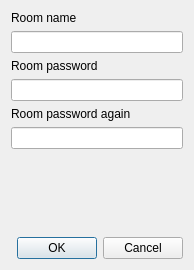
Qt form GUI/addroom.ui (Asalle/SharedClipboard) before a commit.
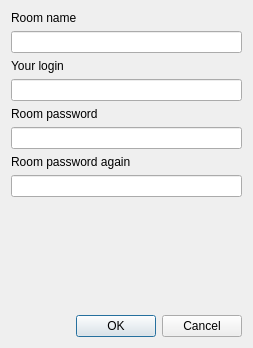
The same form after that commit.

The edit to the form file:
```diff
--- a/GUI/addroom.ui
+++ b/GUI/addroom.ui
@@ -6,8 +6,8 @@
    <rect>
     <x>0</x>
     <y>0</y>
-    <width>194</width>
-    <height>270</height>
+    <width>253</width>
+    <height>348</height>
    </rect>
   </property>
   <property name="windowTitle">
@@ -26,6 +26,16 @@
      <item>
       <widget class="QLineEdit" name="name"/>
      </item>
+     <item>
+      <widget class="QLabel" name="label_4">
+       <property name="text">
+        <string>Your login</string>
+       </property>
+      </widget>
+     </item>
+     <item>
+      <widget class="QLineEdit" name="loginLineEdit"/>
+     </item>
      <item>
       <widget class="QLabel" name="label_2">
        <property name="text">
@@ -48,6 +58,13 @@
      </item>
     </layout>
    </item>
+   <item>
+    <widget class="QLabel" name="errorLabel">
+     <property name="text">
+      <string/>
+     </property>
+    </widget>
+   </item>
    <item>
     <spacer name="verticalSpacer">
      <property name="orientation">
```
Left out of the diff: 2 changed lines with no effect on the pictures.
